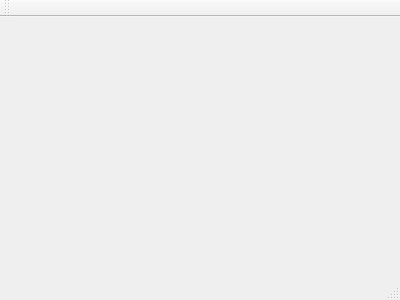
Qt form TP_ASR/mainwindow.ui (RBFUZ/TP_STL) before a commit.
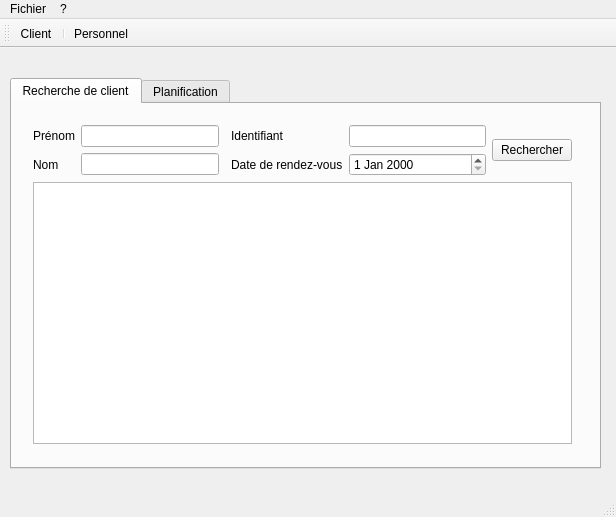
The same form after that commit. The open tabs and pages were chosen to show the change. Icons and pictures are not drawn.

```diff
--- a/TP_ASR/mainwindow.ui
+++ b/TP_ASR/mainwindow.ui
@@ -6,33 +6,220 @@
    <rect>
     <x>0</x>
     <y>0</y>
-    <width>400</width>
-    <height>300</height>
+    <width>616</width>
+    <height>517</height>
    </rect>
   </property>
   <property name="windowTitle">
    <string>Fenêtre principale</string>
   </property>
-  <widget class="QWidget" name="centralWidget"/>
+  <widget class="QWidget" name="centralWidget">
+   <widget class="QTabWidget" name="tabWidget">
+    <property name="geometry">
+     <rect>
+      <x>10</x>
+      <y>30</y>
+      <width>591</width>
+      <height>391</height>
+     </rect>
+    </property>
+    <property name="currentIndex">
+     <number>1</number>
+    </property>
+    <widget class="QWidget" name="tab">
+     <attribute name="title">
+      <string>Recherche de client</string>
+     </attribute>
+     <widget class="QWidget" name="gridLayoutWidget">
+      <property name="geometry">
+       <rect>
+        <x>10</x>
+        <y>10</y>
+        <width>561</width>
+        <height>341</height>
+       </rect>
+      </property>
+      <layout class="QGridLayout" name="gridLayout">
+       <item row="0" column="4">
+        <widget class="QLineEdit" name="leIdentifiant"/>
+       </item>
+       <item row="0" column="3">
+        <widget class="QLabel" name="lblIdentifiant">
+         <property name="text">
+          <string>Identifiant</string>
+         </property>
+        </widget>
+       </item>
+       <item row="0" column="1">
+        <widget class="QLineEdit" name="lePrenom"/>
+       </item>
+       <item row="1" column="0">
+        <widget class="QLabel" name="lblNom">
+         <property name="text">
+          <string>Nom</string>
+         </property>
+        </widget>
+       </item>
+       <item row="0" column="0">
+        <widget class="QLabel" name="lblPrenom">
+         <property name="text">
+          <string>Prénom</string>
+         </property>
+        </widget>
+       </item>
+       <item row="1" column="4">
+        <widget class="QDateEdit" name="deRendezvous"/>
+       </item>
+       <item row="1" column="1">
+        <widget class="QLineEdit" name="leNom"/>
+       </item>
+       <item row="1" column="3">
+        <widget class="QLabel" name="lblDaterendezvous">
+         <property name="text">
+          <string>Date de rendez-vous</string>
+         </property>
+        </widget>
+       </item>
+       <item row="0" column="5" rowspan="2">
+        <widget class="QPushButton" name="btnRechercherclient">
+         <property name="text">
+          <string>Rechercher</string>
+         </property>
+        </widget>
+       </item>
+       <item row="2" column="0" colspan="6">
+        <widget class="QTableView" name="tableView"/>
+       </item>
+      </layout>
+     </widget>
+    </widget>
+    <widget class="QWidget" name="tab_2">
+     <attribute name="title">
+      <string>Planification</string>
+     </attribute>
+     <widget class="QWidget" name="gridLayoutWidget_2">
+      <property name="geometry">
+       <rect>
+        <x>9</x>
+        <y>28</y>
+        <width>561</width>
+        <height>321</height>
+       </rect>
+      </property>
+      <layout class="QGridLayout" name="gridLayout_2">
+       <item row="0" column="0">
+        <widget class="QLabel" name="lblRendezvous">
+         <property name="text">
+          <string>Date de rendez-vous</string>
+         </property>
+        </widget>
+       </item>
+       <item row="0" column="1">
+        <widget class="QDateEdit" name="deRendezvousplanification"/>
+       </item>
+       <item row="0" column="2">
+        <widget class="QPushButton" name="btnRechercherplanification">
+         <property name="text">
+          <string>Rechercher</string>
+         </property>
+        </widget>
+       </item>
+       <item row="1" column="0" colspan="3">
+        <widget class="QTableView" name="tableView_2"/>
+       </item>
+      </layout>
+     </widget>
+    </widget>
+   </widget>
+  </widget>
   <widget class="QMenuBar" name="menuBar">
    <property name="geometry">
     <rect>
      <x>0</x>
      <y>0</y>
-     <width>400</width>
+     <width>616</width>
      <height>21</height>
     </rect>
    </property>
+   <widget class="QMenu" name="menuFichier">
+    <property name="title">
+     <string>Fichier</string>
+    </property>
+    <widget class="QMenu" name="menuAjouter">
+     <property name="title">
+      <string>Ajouter</string>
+     </property>
+     <addaction name="actionClient"/>
+     <addaction name="actionPersonnel"/>
+    </widget>
+    <addaction name="menuAjouter"/>
+    <addaction name="actionQuitter"/>
+   </widget>
+   <widget class="QMenu" name="menu">
+    <property name="title">
+     <string>?</string>
+    </property>
+    <addaction name="actionA_propos"/>
+   </widget>
+   <addaction name="menuFichier"/>
+   <addaction name="menu"/>
   </widget>
-  <widget class="QToolBar" name="mainToolBar">
+  <widget class="QStatusBar" name="statusBar">
+   <property name="cursor">
+    <cursorShape>ArrowCursor</cursorShape>
+   </property>
+   <property name="styleSheet">
+    <string notr="true"/>
+   </property>
+   <property name="inputMethodHints">
+    <set>Qt::ImhNone</set>
+   </property>
+   <property name="sizeGripEnabled">
+    <bool>true</bool>
+   </property>
+  </widget>
+  <widget class="QToolBar" name="toolBar">
+   <property name="windowTitle">
+    <string>toolBar</string>
+   </property>
    <attribute name="toolBarArea">
     <enum>TopToolBarArea</enum>
    </attribute>
    <attribute name="toolBarBreak">
     <bool>false</bool>
    </attribute>
+   <addaction name="actionClient"/>
+   <addaction name="separator"/>
+   <addaction name="actionPersonnel"/>
   </widget>
-  <widget class="QStatusBar" name="statusBar"/>
+  <action name="actionQuitter">
+   <property name="text">
+    <string>Quitter</string>
+   </property>
+  </action>
+  <action name="actionA_propos">
+   <property name="text">
+    <string>A propos</string>
+   </property>
+  </action>
+  <action name="actionClient">
+   <property name="icon">
+    <iconset resource="logo.qrc">
+     <normaloff>:/myLogo/images/logo_client.jpg</normaloff>:/myLogo/images/logo_client.jpg</iconset>
+   </property>
+   <property name="text">
+    <string>Client</string>
+   </property>
+  </action>
+  <action name="actionPersonnel">
+   <property name="icon">
+    <iconset resource="logo.qrc">
+     <normaloff>:/myLogo/images/logo_personnel.png</normaloff>:/myLogo/images/logo_personnel.png</iconset>
+   </property>
+   <property name="text">
+    <string>Personnel</string>
+   </property>
+  </action>
  </widget>
  <layoutdefault spacing="6" margin="11"/>
  <resources/>
```
Left out of the diff: 4 changed lines with no effect on the pictures.
